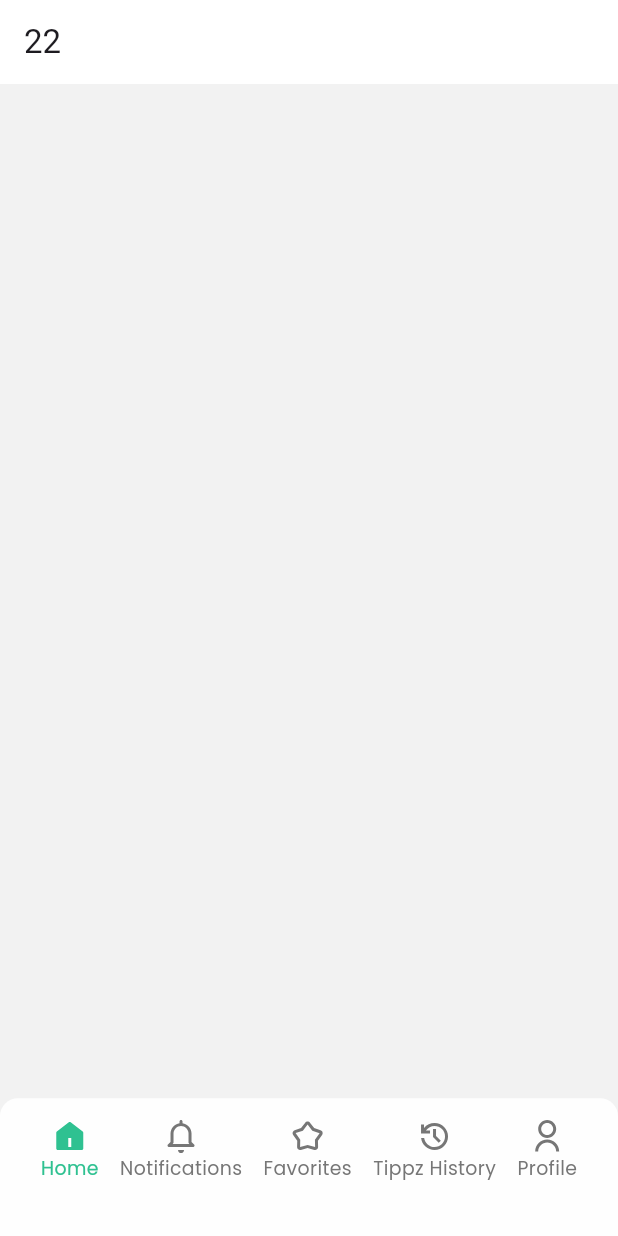
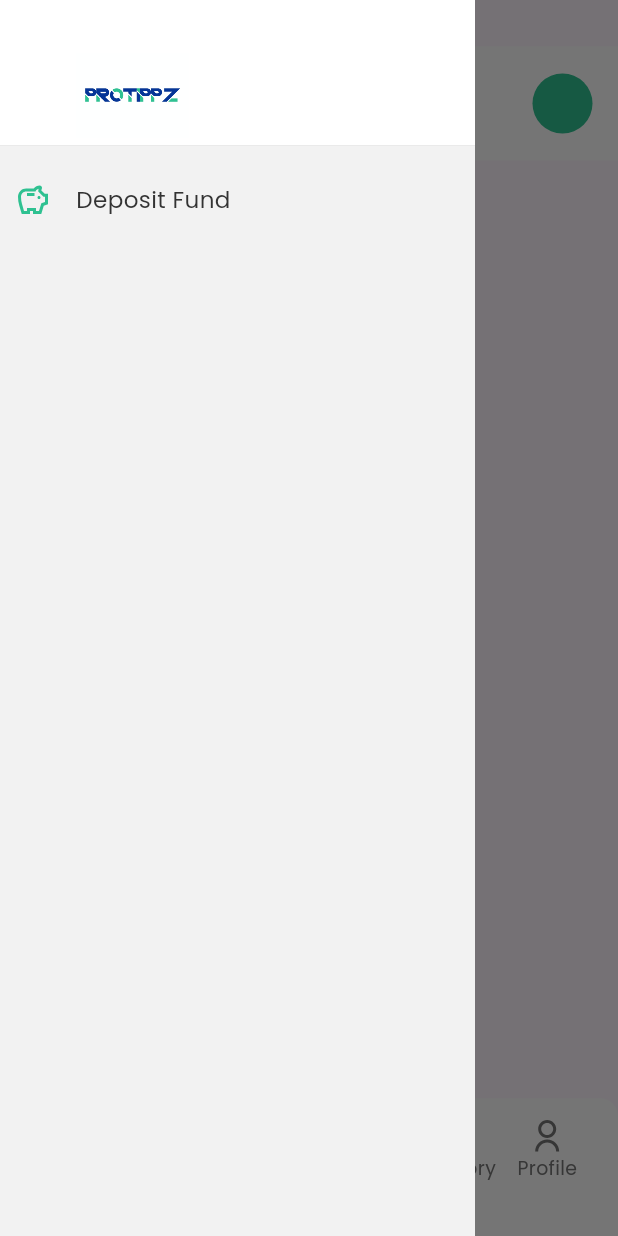
Before and after one commit to Masumraj1/protips, a Flutter app: the HomeScreen screen opened by its route, with the side drawer open (before the commit the screen has no drawer), on a phone screen of 412 x 824 dp. Run offline on Flutter 3.47's test engine with Material 3 defaults, Android fonts, the phone set to English and light mode, and no system bars; drawn by our look-alikes of cached_network_image; our stand-ins replace flutter_screenutil, flutter_spinkit, flutter_svg, gap, get, go_router and 5 more; accounts and stored records are empty; network calls fail.

```diff
--- /dev/null
+++ b/lib/app/controller/home_controller.dart
@@ -0,0 +1,5 @@
+import 'package:get/get.dart';
+
+class HomeController extends GetxController{
+
+}
--- a/lib/app/core/dependency_injection/dependency.dart
+++ b/lib/app/core/dependency_injection/dependency.dart
@@ -1,6 +1,8 @@
 
 import 'package:get/get.dart';
+import 'package:protippz/app/controller/favorite_controller.dart';
 import 'package:protippz/app/controller/history_controller.dart';
+import 'package:protippz/app/controller/home_controller.dart';
 import 'package:protippz/app/controller/notification_controller.dart';
 import 'package:protippz/app/controller/profile_controller.dart';
 import 'package:protippz/app/global/controllers/auth_controller.dart';
@@ -15,5 +17,7 @@ class DependencyInjection extends Bindings {
     Get.lazyPut(() => ProfileController(), fenix: true);
     Get.lazyPut(() => HistoryController(), fenix: true);
     Get.lazyPut(() => NotificationController(), fenix: true);
+    Get.lazyPut(() => FavoriteController(), fenix: true);
+    Get.lazyPut(() => HomeController(), fenix: true);
   }
 }
--- a/lib/app/core/routes/routes.dart
+++ b/lib/app/core/routes/routes.dart
@@ -78,7 +78,7 @@ class AppRouter {
         GoRoute(
           name: RoutePath.homeScreen,
           path: RoutePath.homeScreen.addBasePath,
-          builder: (context, state) =>  const HomeScreen(),
+          builder: (context, state) =>   HomeScreen(),
         ),
 
 
@@ -91,7 +91,7 @@ class AppRouter {
         GoRoute(
           name: RoutePath.favoriteScreen,
           path: RoutePath.favoriteScreen.addBasePath,
-          builder: (context, state) =>  const FavoriteScreen(),
+          builder: (context, state) =>   FavoriteScreen(),
         ),  GoRoute(
           name: RoutePath.tippzHistoryScreen,
           path: RoutePath.tippzHistoryScreen.addBasePath,
--- a/lib/app/screens/home_screen/home_screen.dart
+++ b/lib/app/screens/home_screen/home_screen.dart
@@ -1,18 +1,44 @@
 import 'package:flutter/material.dart';
+import 'package:flutter_screenutil/flutter_screenutil.dart';
+import 'package:get/get.dart';
+import 'package:protippz/app/controller/home_controller.dart';
 import 'package:protippz/app/global/widgets/nav_bar/nav_bar.dart';
-import 'package:protippz/app/utils/app_colors.dart';
+import 'package:protippz/app/screens/home_screen/inner_widgets/home_app_bar.dart';
+import 'package:protippz/app/screens/home_screen/inner_widgets/side_drawer.dart';
+
 
 class HomeScreen extends StatelessWidget {
-  const HomeScreen({super.key});
+  HomeScreen({super.key});
+
+  final HomeController homeController =
+  Get.find<HomeController>();
+  final scaffoldKey = GlobalKey<ScaffoldState>();
 
   @override
   Widget build(BuildContext context) {
     return Scaffold(
-      backgroundColor: AppColors.bg500,
-      bottomNavigationBar:  const NavBar(currentIndex: 0,),
-      appBar: AppBar(
-        backgroundColor: AppColors.white50,
-        title: const Text('22'),),
+      key: scaffoldKey,
+
+      // Side Drawer
+      drawer: SideDrawer(),
+      bottomNavigationBar: const NavBar(currentIndex: 0),
+      body: SingleChildScrollView(
+        child: Column(
+          crossAxisAlignment: CrossAxisAlignment.start,
+          children: [
+            // Home AppBar and banner
+            HomeAppBar(scaffoldKey: scaffoldKey),
+            SizedBox(height: 10.w),
+
+
+
+
+          ],
+        ),
+      ),
     );
   }
+
+
+
 }
--- /dev/null
+++ b/lib/app/screens/home_screen/inner_widgets/home_app_bar.dart
@@ -0,0 +1,92 @@
+import 'package:flutter/material.dart';
+import 'package:flutter_screenutil/flutter_screenutil.dart';
+import 'package:protippz/app/core/custom_assets/assets.gen.dart';
+import 'package:protippz/app/global/widgets/custom_network_image/custom_network_image.dart';
+import 'package:protippz/app/global/widgets/custom_text/custom_text.dart';
+import 'package:protippz/app/utils/app_colors.dart';
+import 'package:protippz/app/utils/app_constants.dart';
+import 'package:protippz/app/utils/app_strings.dart';
+
+
+class HomeAppBar extends StatelessWidget {
+  const HomeAppBar({
+    super.key,
+    required this.scaffoldKey,
+  });
+
+  final GlobalKey<ScaffoldState> scaffoldKey;
+
+  @override
+  Widget build(BuildContext context) {
+    return Container(
+      width: MediaQuery.of(context).size.width,
+      color: AppColors.white50,
+      margin: EdgeInsets.only(
+        top: 32.h,
+      ),
+      padding: const EdgeInsets.symmetric(horizontal: 17, vertical: 15),
+      child: Column(
+        children: [
+          ///====================================Top Section================================
+          Row(
+            mainAxisAlignment: MainAxisAlignment.spaceBetween,
+            children: [
+              Row(
+                children: [
+                  ///==================== Profile image =====================
+                  CustomNetworkImage(
+                      boxShape: BoxShape.circle,
+                      imageUrl: AppConstants.profileImage,
+                      height: 46,
+                      width: 46),
+
+                  SizedBox(
+                    width: 16.w,
+                  ),
+
+                  const Column(
+                    crossAxisAlignment: CrossAxisAlignment.start,
+                    children: [
+                      CustomText(
+                        text: AppStrings.hello,
+                        fontWeight: FontWeight.w500,
+                        color: AppColors.green500,
+                        fontSize: 11,
+                      ),
+
+                      ///=====================user name =======================
+                      CustomText(
+                        text: 'Ronald Richards',
+                        fontWeight: FontWeight.w500,
+                        fontSize: 14,
+                        color: AppColors.blue500,
+                      )
+                    ],
+                  )
+                ],
+              ),
+              SizedBox(
+                width: 65.w,
+              ),
+
+
+
+              ///==========================Drawer button ====================
+              GestureDetector(
+                  onTap: () {
+                    scaffoldKey.currentState?.openDrawer();
+                  },
+                  child: Container(
+                    padding: const EdgeInsets.all(8),
+                      decoration: const BoxDecoration(
+                        color: AppColors.green500,
+                        shape: BoxShape.circle,
+                      ),
+                      child: Assets.icons.drawer.svg()))
+            ],
+          ),
+        ],
+      ),
+    );
+  }
+}
--- /dev/null
+++ b/lib/app/screens/home_screen/inner_widgets/side_drawer.dart
@@ -0,0 +1,79 @@
+import 'package:flutter/material.dart';
+import 'package:flutter_screenutil/flutter_screenutil.dart';
+import 'package:get/get.dart';
+import 'package:protippz/app/controller/home_controller.dart';
+import 'package:protippz/app/core/custom_assets/assets.gen.dart';
+import 'package:protippz/app/global/widgets/custom_image/custom_image.dart';
+import 'package:protippz/app/global/widgets/custom_text/custom_text.dart';
+import 'package:protippz/app/utils/app_colors.dart';
+import 'package:protippz/app/utils/app_strings.dart';
+
+
+class SideDrawer extends StatelessWidget {
+  SideDrawer({super.key});
+
+
+  final HomeController homeController =
+  Get.find<HomeController>();
+
+  @override
+  Widget build(BuildContext context) {
+    return SingleChildScrollView(
+      child: Column(
+
+        children: [
+          Container(
+            padding: const EdgeInsets.only(top: 35, right: 140, bottom: 5),
+            width: MediaQuery.of(context).size.width / 1.3,
+            color: AppColors.white50,
+            height: 100.h,
+            child: Assets.images.logo.image(),
+          ),
+          Container(
+            padding: const EdgeInsets.all(10),
+            height: MediaQuery.of(context).size.height,
+            color: AppColors.bg500,
+            width: MediaQuery.of(context).size.width / 1.3,
+            child: Column(
+              crossAxisAlignment: CrossAxisAlignment.start,
+              children: [
+                ///===========================Customer care===================
+                customRow(
+                  onTap: () {
+                  },
+                  title: AppStrings.depositeFund,
+                  icon: Assets.icons.deposite.svg(),
+                ),
+
+
+              ],
+            ),
+          ),
+        ],
+      ),
+    );
+  }
+  Widget customRow(
+      {required String title,
+        required Widget icon,
+        required VoidCallback onTap}) =>
+      GestureDetector(
+        onTap: () {
+          onTap();
+        },
+        child: Padding(
+            padding: const EdgeInsets.symmetric(vertical: 15),
+            child: Row(
+              children: [
+               icon,
+                CustomText(
+                  color: AppColors.gray500,
+                  left: 16.w,
+                  text: title,
+                  fontSize: 14.w,
+                  fontWeight: FontWeight.w400,
+                ),
+              ],
+            )),
+      );
+}
--- a/lib/app/utils/app_constants.dart
+++ b/lib/app/utils/app_constants.dart
@@ -16,6 +16,7 @@ class AppConstants {
   static String userStatus = "userStatus";
   static String rememberMe = "rememberMe";
   static String team = 'https://marketplace.canva.com/EAF6mbiNlJo/1/0/1600w/canva-brown-black-modern-badge-football-club-logo-sR0zLqOvK_o.jpg';
+  static String player = 'https://upload.wikimedia.org/wikipedia/commons/c/cb/Che_Adams.jpg';
   static String profileImage = 'https://encrypted-tbn0.gstatic.com/images?q=tbn:ANd9GcTqafzhnwwYzuOTjTlaYMeQ7hxQLy_Wq8dnQg&s';
 }
 
```
Also changed, not shown: lib/app/controller/favorite_controller.dart (added, +16 -0 lines), lib/app/global/widgets/custom_home_card/custom_home_card.dart (added, +10 -0 lines), lib/app/global/widgets/custom_player_card/custom_player_card.dart (added, +162 -0 lines), lib/app/screens/favorite_screen/favorite_screen.dart (+91 -4 lines).
